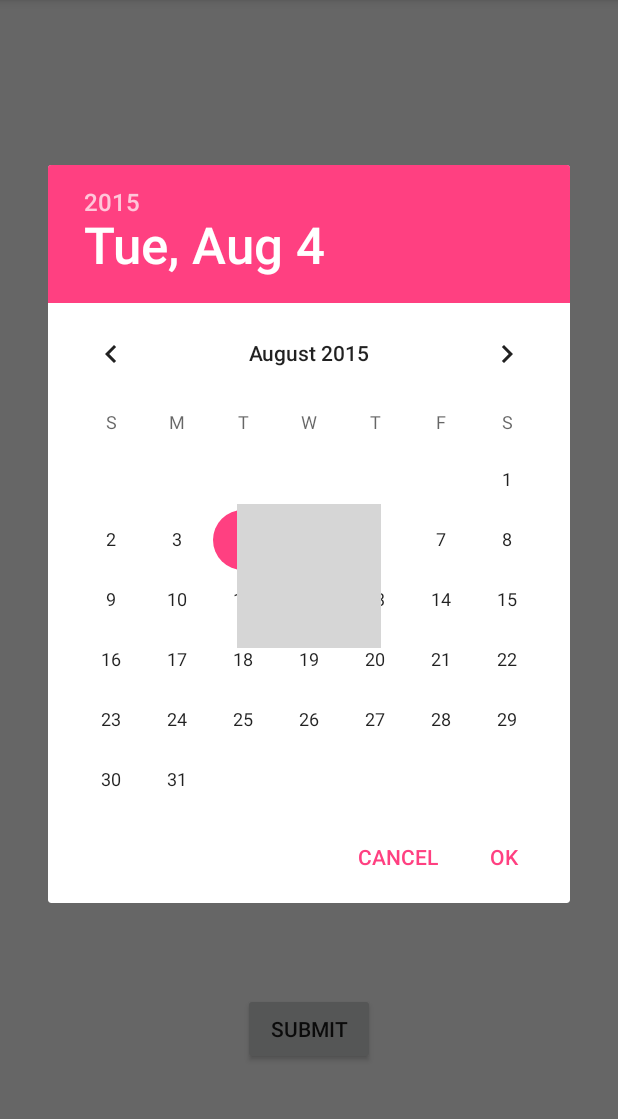
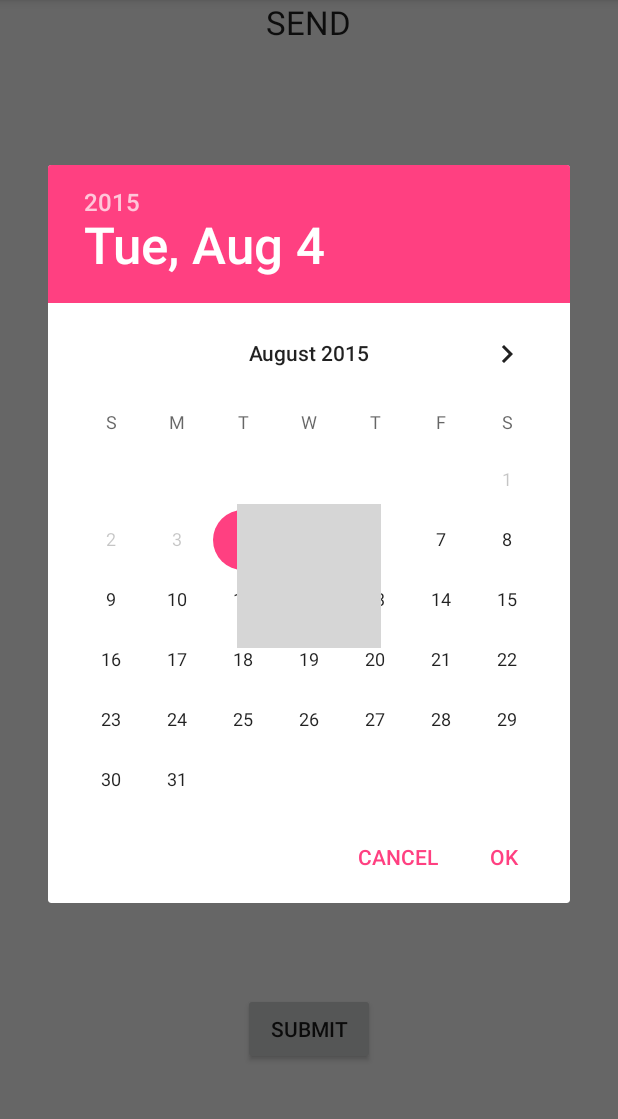
Before and after one commit to vrajakishore/Test, an Android app: the fragment Send_Fragment shown on its own in the app's theme, after a tap on an icon or button, on a phone screen of 412 x 824 dp, the part 84-1203 px from its top. Run offline under Robolectric (Android 15) with nearby library versions, the phone set to English and light mode, and no system bars; libraries missing offline, so code that uses them is left out: dmax.dialog; 3 statements that could not run were skipped; grey boxes are pictures that could not be loaded.

Commit message:
date picker corrected

```diff
--- a/app/build.gradle
+++ b/app/build.gradle
@@ -33,4 +33,6 @@ dependencies {
     compile 'com.github.d-max:spots-dialog:0.3@aar'
     compile 'com.github.citux:datetimepicker:0.1.2'
     compile 'com.weiwangcn.betterspinner:library-material:1.1.0'
+
+    compile 'de.codecrafters.tableview:tableview:0.9.3'
 }
--- a/app/src/main/java/courier/kishore/com/test/Declaration/DatePicker.java
+++ b/app/src/main/java/courier/kishore/com/test/Declaration/DatePicker.java
@@ -25,7 +25,10 @@ public class DatePicker extends DialogFragment implements DatePickerDialog.OnDat
         int dd = calendar.get(Calendar.DAY_OF_MONTH);
 
 
-        return new DatePickerDialog(getActivity(), this, yy, mm, dd);
+        DatePickerDialog da = new DatePickerDialog(getActivity(), this, yy, mm, dd);
+        Date newDate = calendar.getTime();
+        da.getDatePicker().setMinDate(newDate.getTime());
+        return da;
     }
 
     public void populateSetDate(int year, int month, int day) {
@@ -46,6 +49,7 @@ public class DatePicker extends DialogFragment implements DatePickerDialog.OnDat
     public void onDateSet(android.widget.DatePicker view, int year, int monthOfYear, int dayOfMonth) {
         populateSetDate(year, monthOfYear + 1, dayOfMonth);
 
+
     }
 
 
--- a/app/src/main/res/layout/fragment_my_notifications.xml
+++ b/app/src/main/res/layout/fragment_my_notifications.xml
@@ -8,11 +8,14 @@
 
     <!-- TODO: Update blank fragment layout -->
 
+
+
     <TextView
         android:id="@+id/notification_textView"
         android:layout_width="match_parent"
         android:layout_height="wrap_content"
         android:gravity="center_horizontal"
+        android:text="MY NOTIFICATIONS"
         android:textAppearance="?android:attr/textAppearanceLarge" />
 
     <ScrollView
--- a/app/src/main/res/layout/send_layout.xml
+++ b/app/src/main/res/layout/send_layout.xml
@@ -1,91 +1,99 @@
 <?xml version="1.0" encoding="utf-8"?>
 
 <RelativeLayout xmlns:android="http://schemas.android.com/apk/res/android"
+    android:id="@+id/send_fragment"
     android:layout_width="match_parent"
     android:layout_height="match_parent"
-    android:gravity="center_horizontal"
-    android:id="@+id/send_fragment">
+    android:gravity="center_horizontal">
+
+    <TextView
+        android:id="@+id/textView7"
+        android:layout_width="wrap_content"
+        android:layout_height="wrap_content"
+        android:layout_alignParentTop="true"
+        android:layout_centerHorizontal="true"
+        android:text="SEND"
+        android:textAppearance="?android:attr/textAppearanceLarge" />
 
     <TextView
         android:id="@+id/textView"
         android:layout_width="match_parent"
         android:layout_height="wrap_content"
         android:gravity="center_horizontal"
-        android:textAppearance="?android:attr/textAppearanceLarge"/>
+        android:textAppearance="?android:attr/textAppearanceLarge" />
 
     <Spinner
-        android:layout_width="100dp"
-
-        android:layout_height="wrap_content"
         android:id="@+id/spinner"
 
+        android:layout_width="100dp"
+        android:layout_height="wrap_content"
+
         android:layout_above="@+id/newbutton"
+        android:layout_marginBottom="70dp"
         android:layout_toLeftOf="@+id/button"
-        android:layout_toStartOf="@+id/button"
-        android:layout_marginBottom="70dp" />
+        android:layout_toStartOf="@+id/button" />
 
     <Spinner
+        android:id="@+id/spinner2"
         android:layout_width="100dp"
         android:layout_height="wrap_content"
-        android:id="@+id/spinner2"
         android:layout_alignTop="@+id/spinner"
         android:layout_toEndOf="@+id/button" />
 
     <ImageButton
-        android:src="@mipmap/calendar"
+        android:id="@+id/newbutton"
         android:layout_width="wrap_content"
-        android:id="@+id/newbutton"
+        android:layout_height="wrap_content"
+        android:layout_centerHorizontal="true"
+        android:layout_centerVertical="true"
+        android:background="@null"
         android:clickable="true"
         android:onClick="clickNew"
-        android:layout_height="wrap_content"
-        android:background="@null"
-        android:layout_centerVertical="true"
-        android:layout_centerHorizontal="true" />
-
+        android:src="@mipmap/calendar" />
 
 
     <TextView
+        android:id="@+id/textView3"
         android:layout_width="wrap_content"
         android:layout_height="wrap_content"
-        android:textAppearance="?android:attr/textAppearanceMedium"
+        android:layout_above="@+id/spinner2"
+        android:layout_toEndOf="@+id/button"
+        android:layout_toRightOf="@+id/button"
         android:text="@string/destination"
-        android:id="@+id/textView3"
-        android:layout_above="@+id/spinner2"
-        android:layout_toRightOf="@+id/button"
-        android:layout_toEndOf="@+id/button" />
+        android:textAppearance="?android:attr/textAppearanceMedium" />
 
     <TextView
+        android:id="@+id/textView2"
         android:layout_width="wrap_content"
         android:layout_height="wrap_content"
-        android:textAppearance="?android:attr/textAppearanceMedium"
-        android:text="@string/source"
-        android:id="@+id/textView2"
         android:layout_above="@+id/spinner2"
         android:layout_alignLeft="@+id/spinner"
         android:layout_alignStart="@+id/spinner"
         android:layout_marginLeft="30dp"
-        android:layout_marginStart="65dp" />
+        android:layout_marginStart="65dp"
+        android:text="@string/source"
+        android:textAppearance="?android:attr/textAppearanceMedium" />
 
 
     <Button
+        android:id="@+id/button"
         android:layout_width="wrap_content"
         android:layout_height="wrap_content"
-        android:text="@string/send_button"
-        android:id="@+id/button"
+        android:layout_alignParentBottom="true"
 
-        android:layout_alignParentBottom="true"
         android:layout_centerHorizontal="true"
-        android:layout_marginBottom="58dp" />
+        android:layout_marginBottom="58dp"
+        android:text="@string/send_button" />
 
     <TextView
+        android:id="@+id/get_date"
         android:layout_width="wrap_content"
         android:layout_height="wrap_content"
-        android:textAppearance="?android:attr/textAppearanceLarge"
-        android:text="Date"
-        android:id="@+id/get_date"
         android:layout_below="@+id/newbutton"
         android:layout_centerHorizontal="true"
-        android:layout_marginTop="28dp" />
+        android:layout_marginTop="28dp"
+        android:text="Date"
+        android:textAppearance="?android:attr/textAppearanceLarge" />
 
 
 </RelativeLayout>
--- a/app/src/main/res/layout/tablenotification.xml
+++ b/app/src/main/res/layout/tablenotification.xml
@@ -2,6 +2,8 @@
 <LinearLayout xmlns:android="http://schemas.android.com/apk/res/android"
     android:layout_width="match_parent"
     android:layout_height="match_parent">
+
+
 
     <TextView
         android:id="@+id/nbooking"
```
Also changed, not shown: app/src/main/java/courier/kishore/com/test/Carry_Fragment.java (+1 -0 lines), app/src/main/res/layout/carrier_layout.xml (+9 -0 lines), app/src/main/res/layout/contact_layout.xml (+11 -0 lines), app/src/main/res/layout/history_layout.xml (+8 -1 lines), app/src/main/res/layout/share_layout.xml (+24 -17 lines), 1 other file.
